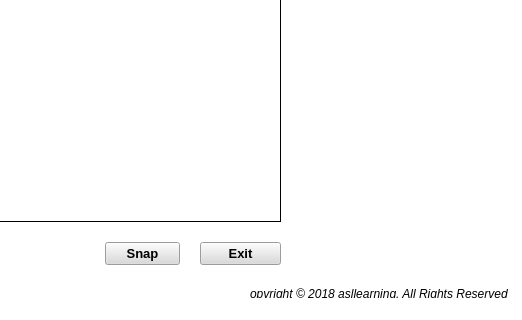
This is UI/prediction.ui in Nifra514/keras-cnn as Qt 5 draws it before an edit; both pictures show x 460 to 982 and y 308 to 628 of the 982 by 628 pixel window. The edited form follows.
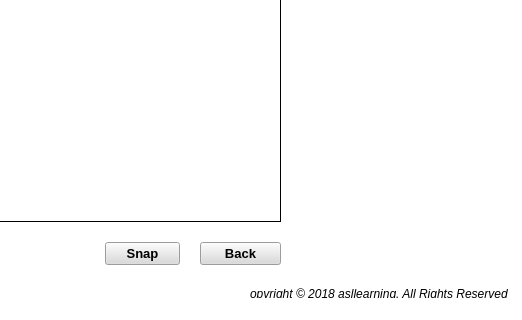
This is the edited form. Icons and pictures are not drawn.

```diff
--- a/UI/prediction.ui
+++ b/UI/prediction.ui
@@ -70,7 +70,7 @@
      <string notr="true">background-color: rgb(218, 218, 218);</string>
     </property>
     <property name="text">
-     <string>Exit</string>
+     <string>Back</string>
     </property>
     <property name="icon">
      <iconset>
```
Left out of the diff: 6 changed lines with no effect on the pictures.
